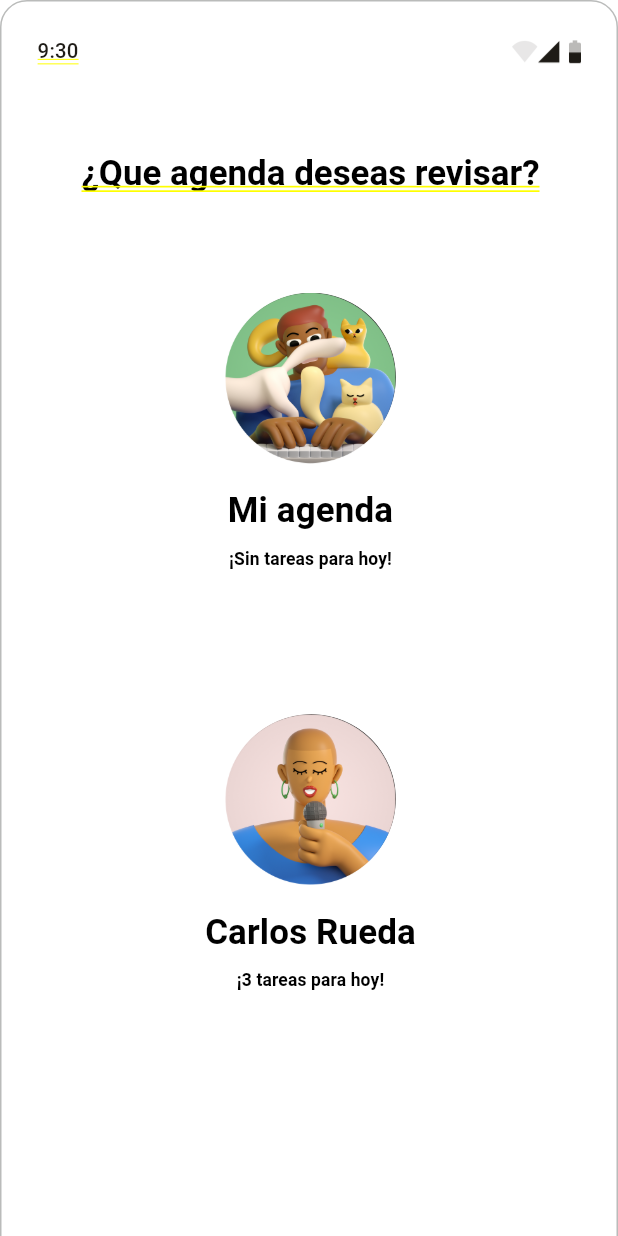
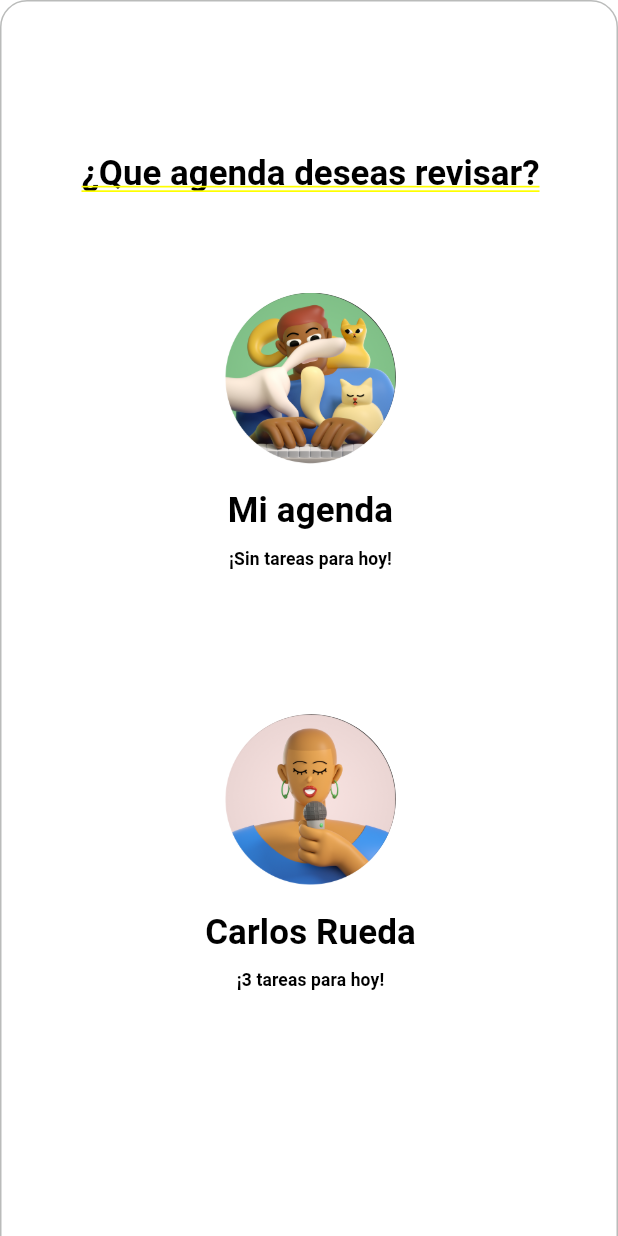
Before and after one commit to GaitanJulian/HCI, a Flutter app: the SeleccionDeUsuarioARevisar screen opened by its route, on a phone screen of 412 x 824 dp. Run offline on Flutter 3.47's test engine with Material 2 defaults, Android fonts, the phone set to English and light mode, and no system bars; our stand-ins replace get, google_fonts.

Commit message:
screen seleccion usuario a revisar

```diff
--- a/app/lib/screens/seleccion-de-usuario-a-revisar.dart
+++ b/app/lib/screens/seleccion-de-usuario-a-revisar.dart
@@ -13,100 +13,39 @@ class SeleccionDeUsuarioARevisar extends StatelessWidget {
     return Container(
       width: double.infinity,
       child: Container(
-        // selecciondeusuarioarevisaruwd (163:37792)
         width: double.infinity,
-        height: 892*fem,
+        height: 892 * fem,
         child: Stack(
           children: [
             Positioned(
-              // dispositivod6w (163:37793)
-              left: 0*fem,
-              top: 0*fem,
+              left: 0 * fem,
+              top: 0 * fem,
               child: Container(
-                width: 412*fem,
-                height: 892*fem,
-                decoration: BoxDecoration (
+                width: 412 * fem,
+                height: 892 * fem,
+                decoration: BoxDecoration(
                   border: Border.all(color: Color(0x7f747775)),
                   color: Color(0xffffffff),
-                  borderRadius: BorderRadius.circular(18*fem),
+                  borderRadius: BorderRadius.circular(18 * fem),
                 ),
                 child: Stack(
                   children: [
                     Positioned(
-                      // devicedeviceframecomponentssta (I163:37793;1:52422)
-                      left: 24*fem,
-                      top: 20*fem,
-                      child: Container(
-                        padding: EdgeInsets.fromLTRB(0*fem, 2*fem, 0*fem, 2*fem),
-                        width: 364*fem,
-                        height: 24*fem,
-                        child: Row(
-                          crossAxisAlignment: CrossAxisAlignment.center,
-                          children: [
-                            Container(
-                              // timewmq (I163:37793;1:52422;50758:11370)
-                              margin: EdgeInsets.fromLTRB(0*fem, 0*fem, 289*fem, 0*fem),
-                              child: Text(
-                                '9:30',
-                                style: SafeGoogleFont (
-                                  'Roboto',
-                                  fontSize: 14*ffem,
-                                  fontWeight: FontWeight.w500,
-                                  height: 1.4285714286*ffem/fem,
-                                  letterSpacing: 0.14*fem,
-                                  color: Color(0xff1e1b16),
-                                ),
-                              ),
-                            ),
-                            Container(
-                              // righticonspKq (I163:37793;1:52422;50758:11372)
-                              margin: EdgeInsets.fromLTRB(0*fem, 3*fem, 0*fem, 0*fem),
-                              width: 46*fem,
-                              height: 17*fem,
-                              child: Image.asset(
-                                'assets/espacio-de-trabajo/images/right-icons-bBm.png',
-                                width: 46*fem,
-                                height: 17*fem,
-                              ),
-                            ),
-                          ],
-                        ),
-                      ),
-                    ),
-                    Positioned(
-                      // homeig7 (I163:37793;1:52423;1:52428)
-                      left: 170*fem,
-                      top: 882*fem,
-                      child: Align(
-                        child: SizedBox(
-                          width: 72*fem,
-                          height: 2*fem,
-                          child: Container(
-                            decoration: BoxDecoration (
-                              borderRadius: BorderRadius.circular(8*fem),
-                              color: Color(0xff1e1b16),
-                            ),
-                          ),
-                        ),
-                      ),
-                    ),
-                    Positioned(
-                      // queagendadeseasrevisarDsm (163:37845)
-                      left: 48.5*fem,
-                      top: 98*fem,
+                      left: 48.5 * fem,
+                      top: 98 * fem,
                       child: Center(
                         child: Align(
                           child: SizedBox(
-                            width: 315*fem,
-                            height: 32*fem,
+                            width: 315 * fem,
+                            height: 32 * fem,
                             child: Text(
                               '¿Que agenda deseas revisar?',
                               textAlign: TextAlign.center,
-                              style: SafeGoogleFont (
+                              style: SafeGoogleFont(
                                 'Roboto',
-                                fontSize: 24*ffem,
+                                fontSize: 24 * ffem,
                                 fontWeight: FontWeight.w700,
-                                height: 1.3333333333*ffem/fem,
+                                height: 1.3333333333 * ffem / fem,
                                 color: Color(0xff000000),
                               ),
                             ),
@@ -115,27 +54,26 @@ class SeleccionDeUsuarioARevisar extends StatelessWidget {
                       ),
                     ),
                     Positioned(
-                      // miagendaV4b (163:37882)
-                      left: 149.5*fem,
-                      top: 323*fem,
+                      left: 149.5 * fem,
+                      top: 323 * fem,
                       child: Center(
                         child: Align(
                           child: SizedBox(
-                            width: 113*fem,
-                            height: 32*fem,
+                            width: 113 * fem,
+                            height: 32 * fem,
                             child: TextButton(
                               onPressed: () {},
-                              style: TextButton.styleFrom (
+                              style: TextButton.styleFrom(
                                 padding: EdgeInsets.zero,
                               ),
                               child: Text(
                                 'Mi agenda',
                                 textAlign: TextAlign.center,
-                                style: SafeGoogleFont (
+                                style: SafeGoogleFont(
                                   'Roboto',
-                                  fontSize: 24*ffem,
+                                  fontSize: 24 * ffem,
                                   fontWeight: FontWeight.w700,
-                                  height: 1.3333333333*ffem/fem,
+                                  height: 1.3333333333 * ffem / fem,
                                   color: Color(0xff000000),
                                 ),
                               ),
@@ -145,20 +83,19 @@ class SeleccionDeUsuarioARevisar extends StatelessWidget {
                       ),
                     ),
                     Positioned(
-                      // image6M6o (163:37856)
-                      left: 150*fem,
-                      top: 194*fem,
+                      left: 150 * fem,
+                      top: 194 * fem,
                       child: Align(
                         child: SizedBox(
-                          width: 113*fem,
-                          height: 113*fem,
+                          width: 113 * fem,
+                          height: 113 * fem,
                           child: TextButton(
                             onPressed: () {},
-                            style: TextButton.styleFrom (
+                            style: TextButton.styleFrom(
                               padding: EdgeInsets.zero,
                             ),
                             child: ClipRRect(
-                              borderRadius: BorderRadius.circular(181*fem),
+                              borderRadius: BorderRadius.circular(181 * fem),
                               child: Image.asset(
                                 'assets/espacio-de-trabajo/images/image-6-yxs.png',
                                 fit: BoxFit.cover,
@@ -169,27 +106,26 @@ class SeleccionDeUsuarioARevisar extends StatelessWidget {
                       ),
                     ),
                     Positioned(
-                      // sintareasparahoydq1 (163:37883)
-                      left: 151*fem,
-                      top: 363*fem,
+                      left: 151 * fem,
+                      top: 363 * fem,
                       child: Center(
                         child: Align(
                           child: SizedBox(
-                            width: 110*fem,
-                            height: 16*fem,
+                            width: 110 * fem,
+                            height: 16 * fem,
                             child: TextButton(
                               onPressed: () {},
-                              style: TextButton.styleFrom (
+                              style: TextButton.styleFrom(
                                 padding: EdgeInsets.zero,
                               ),
                               child: Text(
                                 '¡Sin tareas para hoy!',
                                 textAlign: TextAlign.center,
-                                style: SafeGoogleFont (
+                                style: SafeGoogleFont(
                                   'Roboto',
-                                  fontSize: 12*ffem,
+                                  fontSize: 12 * ffem,
                                   fontWeight: FontWeight.w700,
-                                  height: 1.3333333333*ffem/fem,
+                                  height: 1.3333333333 * ffem / fem,
                                   color: Color(0xff000000),
                                 ),
                               ),
@@ -199,27 +135,26 @@ class SeleccionDeUsuarioARevisar extends StatelessWidget {
                       ),
                     ),
                     Positioned(
-                      // carlosruedaW87 (163:37909)
-                      left: 134*fem,
-                      top: 604*fem,
+                      left: 134 * fem,
+                      top: 604 * fem,
                       child: Center(
                         child: Align(
                           child: SizedBox(
-                            width: 144*fem,
-                            height: 32*fem,
+                            width: 144 * fem,
+                            height: 32 * fem,
                             child: TextButton(
                               onPressed: () {},
-                              style: TextButton.styleFrom (
+                              style: TextButton.styleFrom(
                                 padding: EdgeInsets.zero,
                               ),
                               child: Text(
                                 'Carlos Rueda',
                                 textAlign: TextAlign.center,
-                                style: SafeGoogleFont (
+                                style: SafeGoogleFont(
                                   'Roboto',
-                                  fontSize: 24*ffem,
+                                  fontSize: 24 * ffem,
                                   fontWeight: FontWeight.w700,
-                                  height: 1.3333333333*ffem/fem,
+                                  height: 1.3333333333 * ffem / fem,
                                   color: Color(0xff000000),
                                 ),
                               ),
@@ -229,20 +164,19 @@ class SeleccionDeUsuarioARevisar extends StatelessWidget {
                       ),
                     ),
                     Positioned(
-                      // image7Dgj (163:37910)
-                      left: 150*fem,
-                      top: 475*fem,
+                      left: 150 * fem,
+                      top: 475 * fem,
                       child: Align(
                         child: SizedBox(
-                          width: 113*fem,
-                          height: 113*fem,
+                          width: 113 * fem,
+                          height: 113 * fem,
                           child: TextButton(
                             onPressed: () {},
-                            style: TextButton.styleFrom (
+                            style: TextButton.styleFrom(
                               padding: EdgeInsets.zero,
                             ),
                             child: ClipRRect(
-                              borderRadius: BorderRadius.circular(181*fem),
+                              borderRadius: BorderRadius.circular(181 * fem),
                               child: Image.asset(
                                 'assets/espacio-de-trabajo/images/image-7.png',
                                 fit: BoxFit.cover,
@@ -253,27 +187,26 @@ class SeleccionDeUsuarioARevisar extends StatelessWidget {
                       ),
                     ),
                     Positioned(
-                      // tareasparahoytXy (163:37911)
-                      left: 156*fem,
-                      top: 644*fem,
+                      left: 156 * fem,
+                      top: 644 * fem,
                       child: Center(
                         child: Align(
                           child: SizedBox(
-                            width: 100*fem,
-                            height: 16*fem,
+                            width: 100 * fem,
+                            height: 16 * fem,
                             child: TextButton(
                               onPressed: () {},
-                              style: TextButton.styleFrom (
+                              style: TextButton.styleFrom(
                                 padding: EdgeInsets.zero,
                               ),
                               child: Text(
                                 '¡3 tareas para hoy!',
                                 textAlign: TextAlign.center,
-                                style: SafeGoogleFont (
+                                style: SafeGoogleFont(
                                   'Roboto',
-                                  fontSize: 12*ffem,
+                                  fontSize: 12 * ffem,
                                   fontWeight: FontWeight.w700,
-                                  height: 1.3333333333*ffem/fem,
+                                  height: 1.3333333333 * ffem / fem,
                                   color: Color(0xff000000),
                                 ),
                               ),
@@ -283,70 +216,65 @@ class SeleccionDeUsuarioARevisar extends StatelessWidget {
                       ),
                     ),
                     Positioned(
-                      // horizontalmiddleinset9Tu (163:37912)
-                      left: 32*fem,
-                      top: 426.5*fem,
+                      left: 32 * fem,
+                      top: 426.5 * fem,
                       child: Align(
                         child: SizedBox(
-                          width: 348*fem,
-                          height: 1*fem,
+                          width: 348 * fem,
+                          height: 1 * fem,
                           child: Image.asset(
                             'assets/espacio-de-trabajo/images/horizontal-middle-inset-mn7.png',
-                            width: 348*fem,
-                            height: 1*fem,
+                            width: 348 * fem,
+                            height: 1 * fem,
                           ),
                         ),
                       ),
                     ),
                     Positioned(
-                      // horizontalmiddleinsetFG3 (163:37916)
-                      left: 32*fem,
-                      top: 145.5*fem,
+                      left: 32 * fem,
+                      top: 145.5 * fem,
                       child: Align(
                         child: SizedBox(
-                          width: 348*fem,
-                          height: 1*fem,
+                          width: 348 * fem,
+                          height: 1 * fem,
                           child: Image.asset(
                             'assets/espacio-de-trabajo/images/horizontal-middle-inset-59y.png',
-                            width: 348*fem,
-                            height: 1*fem,
+                            width: 348 * fem,
+                            height: 1 * fem,
                           ),
                         ),
                       ),
                     ),
                     Positioned(
-                      // horizontalmiddleinsetxgF (163:37914)
-                      left: 32*fem,
-                      top: 707.5*fem,
+                      left: 32 * fem,
+                      top: 707.5 * fem,
                       child: Align(
                         child: SizedBox(
-                          width: 348*fem,
-                          height: 1*fem,
+                          width: 348 * fem,
+                          height: 1 * fem,
                           child: Image.asset(
                             'assets/espacio-de-trabajo/images/horizontal-middle-inset.png',
-                            width: 348*fem,
-                            height: 1*fem,
+                            width: 348 * fem,
+                            height: 1 * fem,
                           ),
                         ),
                       ),
                     ),
                     Positioned(
-                      // davatars28Ueb (234:38112)
-                      left: 149*fem,
-                      top: 194*fem,
+                      left: 149 * fem,
+                      top: 194 * fem,
                       child: TextButton(
                         onPressed: () {},
-                        style: TextButton.styleFrom (
+                        style: TextButton.styleFrom(
                           padding: EdgeInsets.zero,
                         ),
                         child: Container(
-                          width: 114*fem,
-                          height: 114*fem,
+                          width: 114 * fem,
+                          height: 114 * fem,
                           child: Center(
-                            // avatars3davatar28CqV (I234:38112;1:52485)
                             child: SizedBox(
-                              width: 114*fem,
-                              height: 114*fem,
+                              width: 114 * fem,
+                              height: 114 * fem,
                               child: Image.asset(
                                 'assets/espacio-de-trabajo/images/avatars-3davatar28.png',
                                 fit: BoxFit.cover,
@@ -357,22 +285,20 @@ class SeleccionDeUsuarioARevisar extends StatelessWidget {
                       ),
                     ),
                     Positioned(
-                      // davatars25Y8f (234:38115)
-                      left: 149*fem,
-                      top: 475*fem,
+                      left: 149 * fem,
+                      top: 475 * fem,
                       child: TextButton(
                         onPressed: () {},
-                        style: TextButton.styleFrom (
+                        style: TextButton.styleFrom(
                           padding: EdgeInsets.zero,
                         ),
                         child: Container(
-                          width: 114*fem,
-                          height: 114*fem,
+                          width: 114 * fem,
+                          height: 114 * fem,
                           child: Center(
-                            // avatars3davatar25U2K (I234:38115;1:52479)
                             child: SizedBox(
-                              width: 114*fem,
-                              height: 114*fem,
+                              width: 114 * fem,
+                              height: 114 * fem,
                               child: Image.asset(
                                 'assets/espacio-de-trabajo/images/avatars-3davatar25.png',
                                 fit: BoxFit.cover,
@@ -386,26 +312,10 @@ class SeleccionDeUsuarioARevisar extends StatelessWidget {
                 ),
               ),
             ),
-            Positioned(
-              // navegacincPR (163:37805)
-              left: 152*fem,
-              top: 878*fem,
-              child: Align(
-                child: SizedBox(
-                  width: 109*fem,
-                  height: 4*fem,
-                  child: Container(
-                    decoration: BoxDecoration (
-                      borderRadius: BorderRadius.circular(100*fem),
-                      color: Color(0xff000000),
-                    ),
-                  ),
-                ),
-              ),
-            ),
+
           ],
         ),
       ),
-          );
+    );
   }
 }
```
